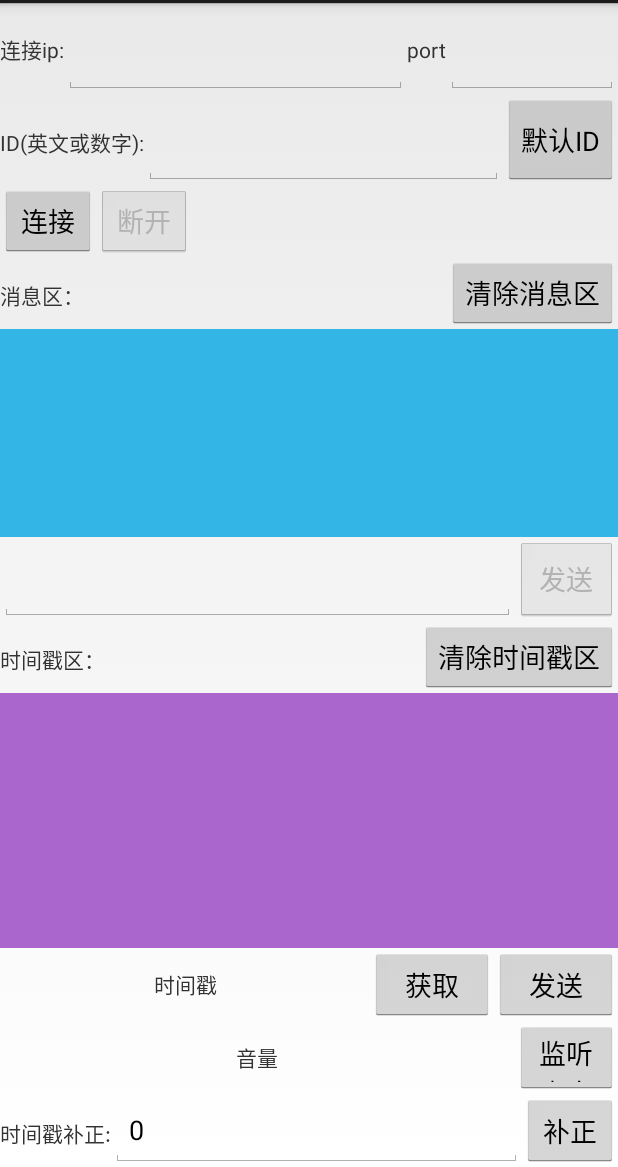
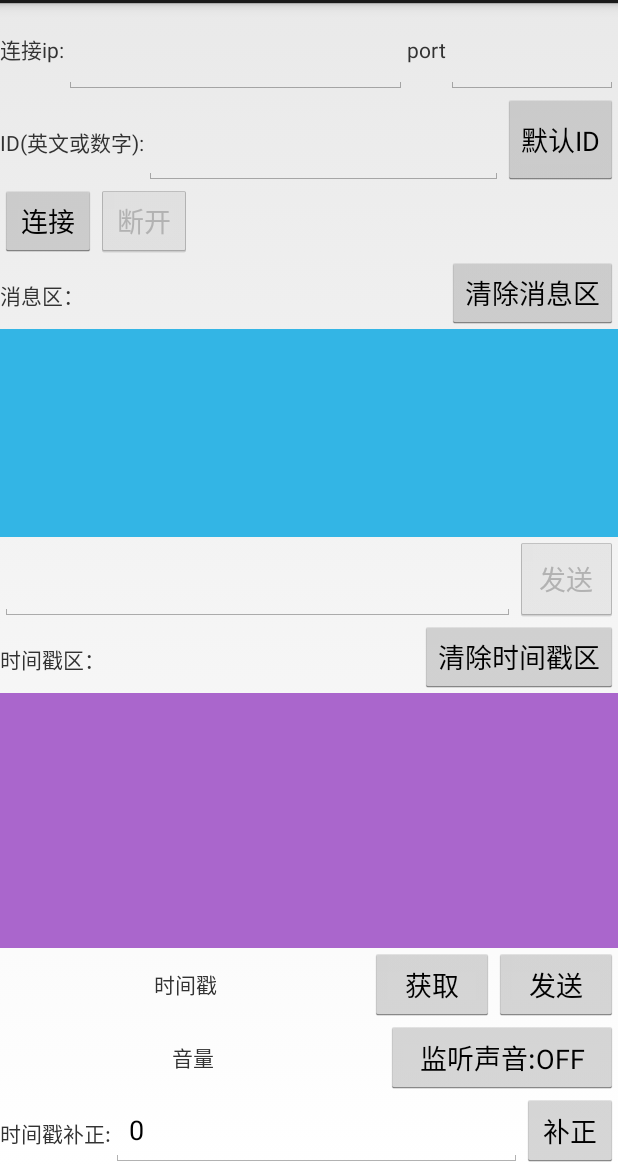
Before and after one commit to rongjx3/TCP-Time-demo, an Android app: the FuncTcpClient screen opened directly, with no data from a screen before it, on a phone screen of 412 x 824 dp, the part 69-1236 px from its top. Run offline under Robolectric (Android 15) with nearby library versions, the phone set to English and light mode, and no system bars.

Commit message:
update date

```diff
--- a/app/src/main/java/jason/tcpdemo/funcs/FuncTcpClient.java
+++ b/app/src/main/java/jason/tcpdemo/funcs/FuncTcpClient.java
@@ -170,17 +170,20 @@ public class FuncTcpClient extends Activity {
                 case R.id.btn_tcpClientControlAudio:
                     //第一次按监听键
                     if(!isAudioRun && isfirstListen){
+                        btnControlAudio.setText("监听声音:ON");
                         audioHelper.startRecord();
                         audioListenThread.start();
                         isfirstListen = false;
                     }else if(!isAudioRun && !isfirstListen){
                         //第二次
+                        btnControlAudio.setText("监听声音:ON");
                         audioHelper.startRecord();
                         synchronized (lock){
                             lock.notify();
                         }
                     } else {
                         //再按开始
+                        btnControlAudio.setText("监听声音:OFF");
                         audioHelper.stopRecord();
                         needStop = true;
                     }
@@ -221,17 +224,20 @@ public class FuncTcpClient extends Activity {
                             txtSend.append("远程监听请求\n");
                             //第一次按监听键
                             if(!isAudioRun && isfirstListen){
+                                btnControlAudio.setText("监听声音:ON");
                                 audioHelper.startRecord();
                                 audioListenThread.start();
                                 isfirstListen = false;
                             }else if(!isAudioRun && !isfirstListen){
                                 //第二次
+                                btnControlAudio.setText("监听声音:ON");
                                 audioHelper.startRecord();
                                 synchronized (lock){
                                     lock.notify();
                                 }
                             } else {
                                 //再按开始
+                                btnControlAudio.setText("监听声音:OFF");
                                 audioHelper.stopRecord();
                                 needStop = true;
                             }
--- a/app/src/main/java/jason/tcpdemo/funcs/TimeStampHelper.java
+++ b/app/src/main/java/jason/tcpdemo/funcs/TimeStampHelper.java
@@ -36,7 +36,7 @@ public class TimeStampHelper {
 
     //获取本地时间戳
     public long getMydate_local() {
-        SimpleDateFormat dff = new SimpleDateFormat("yyyy-MM-dd HH:mm:ss");
+        /*SimpleDateFormat dff = new SimpleDateFormat("yyyy-MM-dd HH:mm:ss");
         dff.setTimeZone(TimeZone.getTimeZone("GMT+08"));
         String ee = dff.format(new Date());
         Date date = null;
@@ -44,8 +44,8 @@ public class TimeStampHelper {
             date = dff.parse(ee);
         } catch (ParseException e) {
             e.printStackTrace();
-        }
-        long ts = date.getTime();
+        }*/
+        long ts = System.currentTimeMillis();
         mydate = ts + correct;
 
         return mydate;
--- a/app/src/main/res/layout/tcp_client.xml
+++ b/app/src/main/res/layout/tcp_client.xml
@@ -200,10 +200,10 @@
                 />
             <Button
                 android:layout_width="0dp"
-                android:layout_weight="1"
+                android:layout_weight="3"
                 android:layout_height="match_parent"
                 android:gravity="center"
-                android:text="监听声音"
+                android:text="监听声音:OFF"
                 android:id="@+id/btn_tcpClientControlAudio"/>
         </LinearLayout>
 
```
